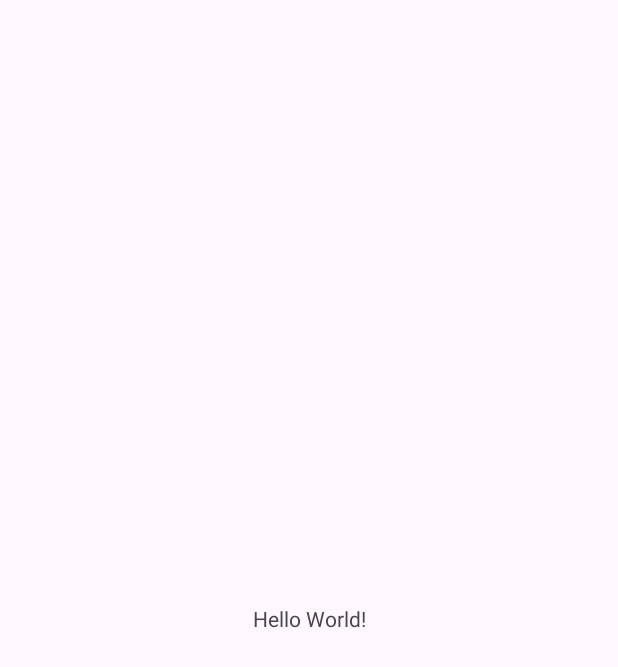
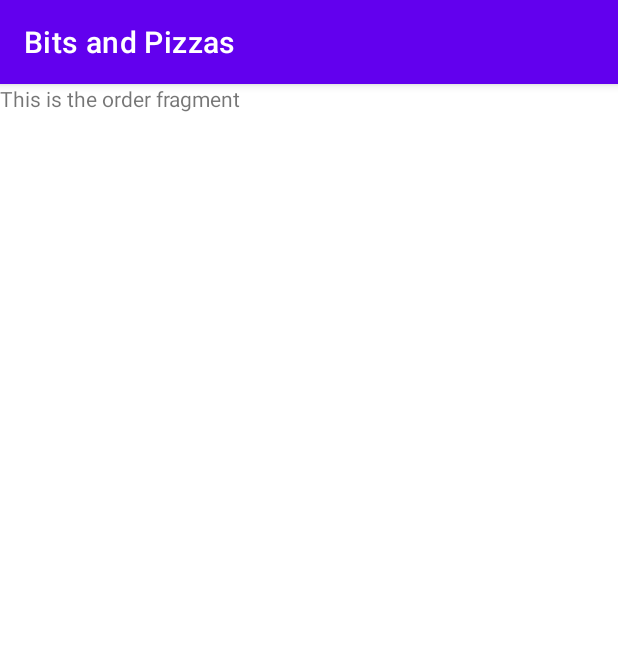
Before and after one commit to ErbKqlx/Bits_and_Pizzas_binding, an Android app: the screen it shows after launch (MainActivity), on a phone screen of 412 x 824 dp. Before the commit the part shown is almost empty. Shown: the top 667 px of the screen. Run offline under Robolectric (Android 15) with nearby library versions, the phone set to English and light mode, and no system bars.

Commit message:
Добавление панели с прокруткой

```diff
--- a/app/build.gradle.kts
+++ b/app/build.gradle.kts
@@ -5,7 +5,7 @@ plugins {
 
 android {
     namespace = "com.example.bitsandpizzas"
-    compileSdk = 34
+    compileSdk = 35
 
     defaultConfig {
         applicationId = "com.example.bitsandpizzas"
@@ -36,7 +36,6 @@ android {
 }
 
 dependencies {
-
     implementation(libs.androidx.core.ktx)
     implementation(libs.androidx.appcompat)
     implementation(libs.material)
--- /dev/null
+++ b/app/src/main/java/com/example/bitsandpizzas/OrderFragment.kt
@@ -0,0 +1,27 @@
+package com.example.bitsandpizzas
+
+import android.os.Bundle
+import androidx.fragment.app.Fragment
+import android.view.LayoutInflater
+import android.view.View
+import android.view.ViewGroup
+import androidx.appcompat.app.AppCompatActivity
+import com.google.android.material.appbar.MaterialToolbar
+
+/**
+ * A simple [Fragment] subclass.
+ * Use the [OrderFragment.newInstance] factory method to
+ * create an instance of this fragment.
+ */
+class OrderFragment : Fragment() {
+    override fun onCreateView(
+        inflater: LayoutInflater, container: ViewGroup?,
+        savedInstanceState: Bundle?
+    ): View? {
+        // Inflate the layout for this fragment
+        val view = inflater.inflate(R.layout.fragment_order, container, false)
+        val toolbar = view.findViewById<MaterialToolbar>(R.id.toolbar)
+        (activity as AppCompatActivity).setSupportActionBar(toolbar)
+        return view
+    }
+}
--- a/app/src/main/res/layout/activity_main.xml
+++ b/app/src/main/res/layout/activity_main.xml
@@ -1,19 +1,11 @@
 <?xml version="1.0" encoding="utf-8"?>
-<androidx.constraintlayout.widget.ConstraintLayout xmlns:android="http://schemas.android.com/apk/res/android"
+<androidx.fragment.app.FragmentContainerView xmlns:android="http://schemas.android.com/apk/res/android"
     xmlns:app="http://schemas.android.com/apk/res-auto"
     xmlns:tools="http://schemas.android.com/tools"
     android:id="@+id/main"
     android:layout_width="match_parent"
     android:layout_height="match_parent"
+    android:name="com.example.bitsandpizzas.OrderFragment"
     tools:context=".MainActivity">
 
-    <TextView
-        android:layout_width="wrap_content"
-        android:layout_height="wrap_content"
-        android:text="Hello World!"
-        app:layout_constraintBottom_toBottomOf="parent"
-        app:layout_constraintEnd_toEndOf="parent"
-        app:layout_constraintStart_toStartOf="parent"
-        app:layout_constraintTop_toTopOf="parent" />
-
-</androidx.constraintlayout.widget.ConstraintLayout>
+</androidx.fragment.app.FragmentContainerView>
--- /dev/null
+++ b/app/src/main/res/layout/fragment_order.xml
@@ -0,0 +1,28 @@
+<?xml version="1.0" encoding="utf-8"?>
+<androidx.coordinatorlayout.widget.CoordinatorLayout
+    xmlns:android="http://schemas.android.com/apk/res/android"
+    xmlns:app="http://schemas.android.com/apk/res-auto"
+    xmlns:tools="http://schemas.android.com/tools"
+    android:layout_width="match_parent"
+    android:layout_height="match_parent"
+    tools:context=".OrderFragment">
+    <com.google.android.material.appbar.AppBarLayout
+        android:layout_width="match_parent"
+        android:layout_height="wrap_content"
+        android:theme="@style/ThemeOverlay.MaterialComponents.Dark.ActionBar">
+        <com.google.android.material.appbar.MaterialToolbar
+            android:id="@+id/toolbar"
+            android:layout_width="match_parent"
+            android:layout_height="?attr/actionBarSize"
+            app:layout_scrollFlags="scroll|enterAlways" />
+    </com.google.android.material.appbar.AppBarLayout>
+    <androidx.core.widget.NestedScrollView
+        android:layout_width="match_parent"
+        android:layout_height="match_parent"
+        app:layout_behavior="@string/appbar_scrolling_view_behavior">
+        <TextView
+            android:layout_width="match_parent"
+            android:layout_height="match_parent"
+            android:text="This is the order fragment" />
+    </androidx.core.widget.NestedScrollView>
+</androidx.coordinatorlayout.widget.CoordinatorLayout>
--- a/app/src/main/res/values-night/themes.xml
+++ b/app/src/main/res/values-night/themes.xml
@@ -1,7 +1,5 @@
-<resources xmlns:tools="http://schemas.android.com/tools">
-    <!-- Base application theme. -->
-    <style name="Base.Theme.BitsAndPizzas" parent="Theme.Material3.DayNight.NoActionBar">
-        <!-- Customize your dark theme here. -->
-        <!-- <item name="colorPrimary">@color/my_dark_primary</item> -->
+<resources>
+    <style name="Theme.BitsAndPizzas"
+        parent="Theme.MaterialComponents.DayNight.NoActionBar">
     </style>
 </resources>
--- a/app/src/main/res/values/strings.xml
+++ b/app/src/main/res/values/strings.xml
@@ -1,3 +1,4 @@
 <resources>
     <string name="app_name">Bits and Pizzas</string>
+    <string name="hello_blank_fragment">Hello blank fragment</string>
 </resources>
--- a/app/src/main/res/values/themes.xml
+++ b/app/src/main/res/values/themes.xml
@@ -1,9 +1,5 @@
-<resources xmlns:tools="http://schemas.android.com/tools">
-    <!-- Base application theme. -->
-    <style name="Base.Theme.BitsAndPizzas" parent="Theme.Material3.DayNight.NoActionBar">
-        <!-- Customize your light theme here. -->
-        <!-- <item name="colorPrimary">@color/my_light_primary</item> -->
+<resources>
+    <style name="Theme.BitsAndPizzas"
+        parent="Theme.MaterialComponents.DayNight.NoActionBar">
     </style>
-
-    <style name="Theme.BitsAndPizzas" parent="Base.Theme.BitsAndPizzas" />
 </resources>
```
